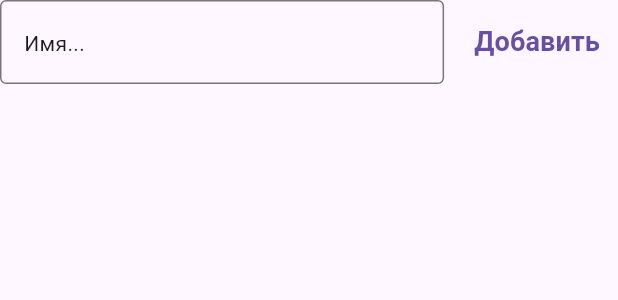
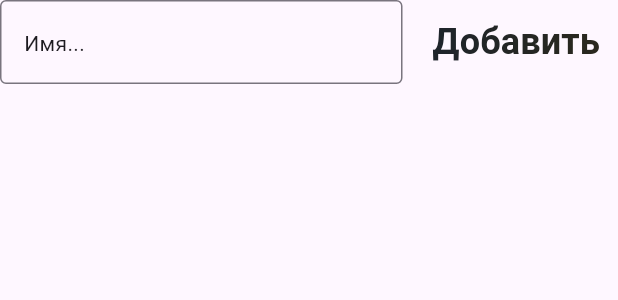
Before and after one commit to ostaltsovmichael/game101, a Flutter app: the AddUserWidget widget shown alone on an empty page, opened directly, on a phone screen of 412 x 824 dp. Shown: the top 300 px of the screen. Run offline on Flutter 3.47's test engine with Material 3 defaults, Android fonts, the phone set to English and light mode, and no system bars; our stand-ins replace logger, sqflite; accounts and stored records are empty.

Commit message:
change colors and refactor app

```diff
--- a/lib/app.dart
+++ b/lib/app.dart
@@ -15,7 +15,11 @@ class _AppState extends State<App> {
   @override
   void initState() {
     super.initState();
-    AppLifecycleListener(onDetach: () => UserRepository().closeDb());
+    AppLifecycleListener(
+      onDetach: () {
+        UserRepository().closeDb();
+      },
+    );
   }
 
   @override
--- a/lib/main.dart
+++ b/lib/main.dart
@@ -1,6 +1,5 @@
 import 'package:account_entry/app.dart';
 import 'package:account_entry/conect/conectProvidersServises.dart';
-
 import 'package:flutter/material.dart';
 import 'package:logger/web.dart';
 import 'package:provider/provider.dart';
--- a/lib/service/user_service.dart
+++ b/lib/service/user_service.dart
@@ -60,8 +60,9 @@ class UserService {
     await db.delete(_userTableName);
   }
 
-  void closeDb() async {
+  Future<void> closeDb() async {
     final db = await dbHelper.db;
-    db.close();
+    await db.close();
+    print('✅ База данных закрыта');
   }
 }
--- a/lib/ui/colors/colors_app.dart
+++ b/lib/ui/colors/colors_app.dart
@@ -2,28 +2,17 @@ import 'package:flutter/material.dart';
 
 class ColorsApp {
   //logo colors
-  final cardLeftColor = Color.fromARGB(255, 238, 229, 195);
-  final cardRigtColor = Color.fromARGB(255, 149, 128, 153);
+  final logoGradientLeft = Color.fromARGB(255, 183, 225, 248);
+  final logoGradientRight = Color.fromARGB(255, 149, 128, 153);
 
   //welcome screen title color
-  final titleWelcomLeftColor = Color.fromARGB(255, 91, 95, 157);
-  final titleWelcomRigtColor = Color.fromARGB(255, 55, 51, 34);
+  final appFonLeftColor = Color.fromARGB(255, 30, 36, 43);
+  final appFonRightColor = Color.fromARGB(255, 42, 40, 30);
 
   //fon all app color
-  final fonAppLeftColor = Color.fromARGB(255, 217, 246, 232);
-  final fonAppRigtColor = Color.fromARGB(255, 197, 171, 201);
+  final appBackgroundGradientLeft = Color.fromARGB(255, 217, 232, 246);
+  final appBackgroundGradientRight = Color.fromARGB(255, 153, 170, 182);
 
-  //buttons color
   final purpure = Colors.deepPurpleAccent;
   final white = Colors.white;
-
-  //create gamers
-  final titleCreateGamers = const Color.fromARGB(255, 200, 182, 248);
-
-  //lider card color
-  final liderCardLeftColor = Color.fromARGB(255, 239, 234, 78);
-  final liderCardRigtColor = Color.fromARGB(255, 226, 124, 14);
-
-  //card score color
-  final cardScoreColor = Color.fromARGB(255, 230, 227, 227);
 }
--- a/lib/ui/pages/create_users_page/create_users_page.dart
+++ b/lib/ui/pages/create_users_page/create_users_page.dart
@@ -18,7 +18,10 @@ class CreateUsersPage extends StatelessWidget {
           gradient: LinearGradient(
             begin: Alignment.topLeft,
             end: Alignment.bottomRight,
-            colors: [_colorsApp.fonAppLeftColor, _colorsApp.fonAppRigtColor],
+            colors: [
+              _colorsApp.appBackgroundGradientLeft,
+              _colorsApp.appBackgroundGradientRight,
+            ],
           ),
         ),
         child: Padding(
@@ -29,7 +32,6 @@ class CreateUsersPage extends StatelessWidget {
               SizedBox(height: 150),
               AddUserWidget(),
               SizedBox(height: 24),
-              //ListUsersWidget(),
               Expanded(child: ListUsersWidget()),
               SizedBox(height: 24),
               StartButton(),
--- a/lib/ui/pages/create_users_page/widgets/add_user_widget.dart
+++ b/lib/ui/pages/create_users_page/widgets/add_user_widget.dart
@@ -1,6 +1,8 @@
 import 'package:account_entry/generated/l10n.dart';
+import 'package:account_entry/model/user.dart';
 import 'package:account_entry/repository/user_repository.dart';
 import 'package:account_entry/ui/styles/text_stales.dart';
+import 'package:account_entry/ui/widgets/staticTextApp.dart';
 import 'package:flutter/material.dart';
 import 'package:provider/provider.dart';
 
@@ -12,8 +14,9 @@ class AddUserWidget extends StatefulWidget {
 }
 
 class _AddUserWidgetState extends State<AddUserWidget> {
-  final _textStyles = AppTextStyle();
-  TextEditingController _nameController = TextEditingController();
+  final textStyles = AppTextStyle();
+  final _nameController = TextEditingController();
+
   @override
   Widget build(BuildContext context) {
     final userProvider = Provider.of<UserRepository>(context, listen: false);
@@ -32,10 +35,13 @@ class _AddUserWidgetState extends State<AddUserWidget> {
         SizedBox(width: 8),
         TextButton(
           onPressed: () {
-            userProvider.createUser(_nameController.text);
-            _nameController.text = '';
+            if (_nameController.text.isEmpty) {
+            } else {
+              userProvider.createUser(_nameController.text);
+              _nameController.text = '';
+            }
           },
-          child: Text(S.of(context).add, style: _textStyles.buttonTextStyle),
+          child: StaticTextApp(text: S.of(context).add),
         ),
       ],
     );
--- a/lib/ui/pages/game_page/widgets/raund_widget.dart
+++ b/lib/ui/pages/game_page/widgets/raund_widget.dart
@@ -1,6 +1,7 @@
 import 'package:account_entry/generated/l10n.dart';
 import 'package:account_entry/repository/raund_repository.dart';
 import 'package:account_entry/ui/styles/text_stales.dart';
+import 'package:account_entry/ui/widgets/staticTextApp.dart';
 import 'package:flutter/material.dart';
 import 'package:provider/provider.dart';
 
@@ -23,7 +24,7 @@ class RaundWidget extends StatelessWidget {
           onPressed: () {
             raundProvider.incrementRaund();
           },
-          child: Text(S.of(context).finish_raund),
+          child: StaticTextApp(text: S.of(context).finish_raund),
         ),
       ],
     );
--- a/lib/ui/pages/welcome_page/welcome_page.dart
+++ b/lib/ui/pages/welcome_page/welcome_page.dart
@@ -16,7 +16,9 @@ class WelcomePage extends StatelessWidget {
           gradient: LinearGradient(
             begin: Alignment.topLeft,
             end: Alignment.bottomRight,
-            colors: [_colorsApp.fonAppLeftColor, _colorsApp.fonAppRigtColor],
+            colors: [
+              _colorsApp.appBackgroundGradientLeft,
+              _colorsApp.appBackgroundGradientRight],
           ),
         ),
 
--- a/lib/ui/pages/welcome_page/widgets/logo.dart
+++ b/lib/ui/pages/welcome_page/widgets/logo.dart
@@ -13,7 +13,7 @@ class Logo extends StatelessWidget {
     return Container(
       decoration: BoxDecoration(
         gradient: LinearGradient(
-          colors: [colorsApp.cardLeftColor, colorsApp.cardRigtColor],
+          colors: [colorsApp.logoGradientLeft, colorsApp.logoGradientRight],
         ),
         borderRadius: BorderRadius.circular(10),
       ),
--- a/lib/ui/widgets/staticTextApp.dart
+++ b/lib/ui/widgets/staticTextApp.dart
@@ -3,11 +3,11 @@ import 'package:account_entry/ui/colors/colors_app.dart';
 import 'package:flutter/material.dart';
 
 class StaticTextApp extends StatelessWidget {
-  StaticTextApp({super.key, required String name}) : _name = name;
+  StaticTextApp({super.key, required String text}) : _text = text;
 
   final textStyle = AppTextStyle();
   final _colorsApp = ColorsApp();
-  final String _name;
+  final String _text;
 
   @override
   Widget build(BuildContext context) {
@@ -16,13 +16,13 @@ class StaticTextApp extends StatelessWidget {
           .srcIn, // Позволяет градиенту отображаться только поверх текста
       shaderCallback: (bounds) => LinearGradient(
         colors: [
-          _colorsApp.titleWelcomLeftColor,
-          _colorsApp.titleWelcomRigtColor,
+          _colorsApp.appFonLeftColor,
+          _colorsApp.appFonRightColor,
 
           //  Colors.purple
         ],
       ).createShader(Rect.fromLTWH(0, 0, bounds.width, bounds.height)),
-      child: Text(_name, style: textStyle.titleTextStartScreen),
+      child: Text(_text, style: textStyle.titleTextStartScreen),
     );
   }
 }
```
Also changed, not shown: lib/repository/user_repository.dart (+10 -1 lines), lib/ui/pages/create_users_page/widgets/list_users_widget.dart (+5 -4 lines), lib/ui/pages/create_users_page/widgets/start_button.dart (+3 -6 lines), lib/ui/pages/game_page/game_page.dart (+9 -12 lines), lib/ui/pages/game_page/widgets/game_card_widget.dart (+8 -5 lines), lib/ui/pages/welcome_page/widgets/welcome_card.dart (+7 -16 lines).
